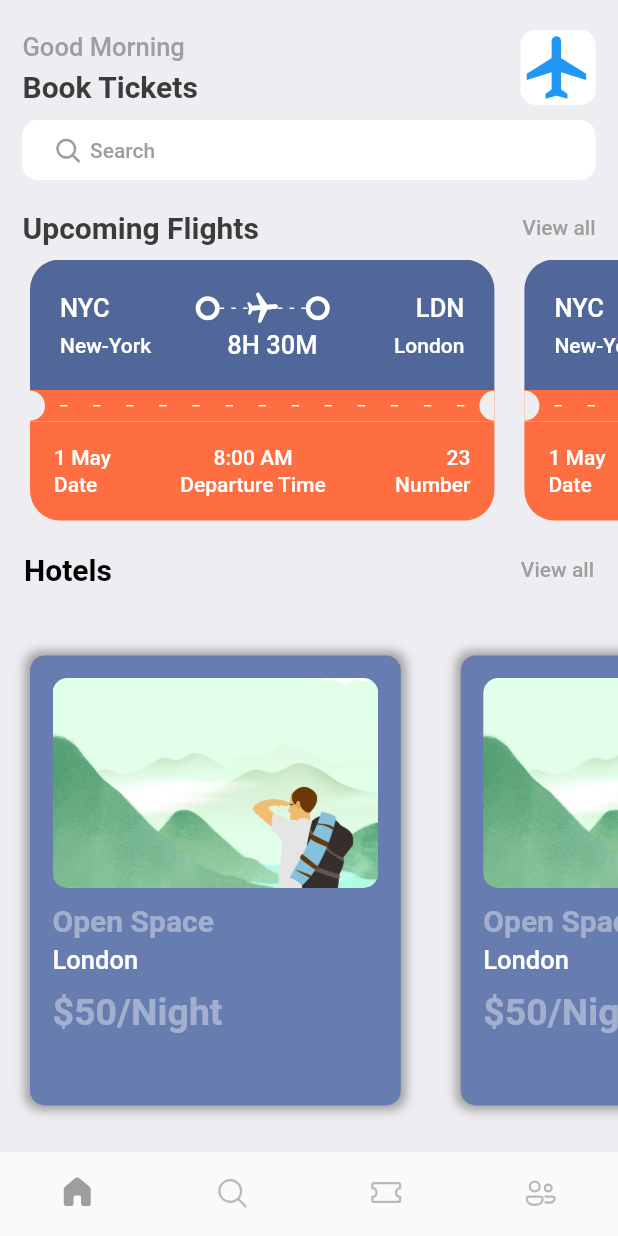
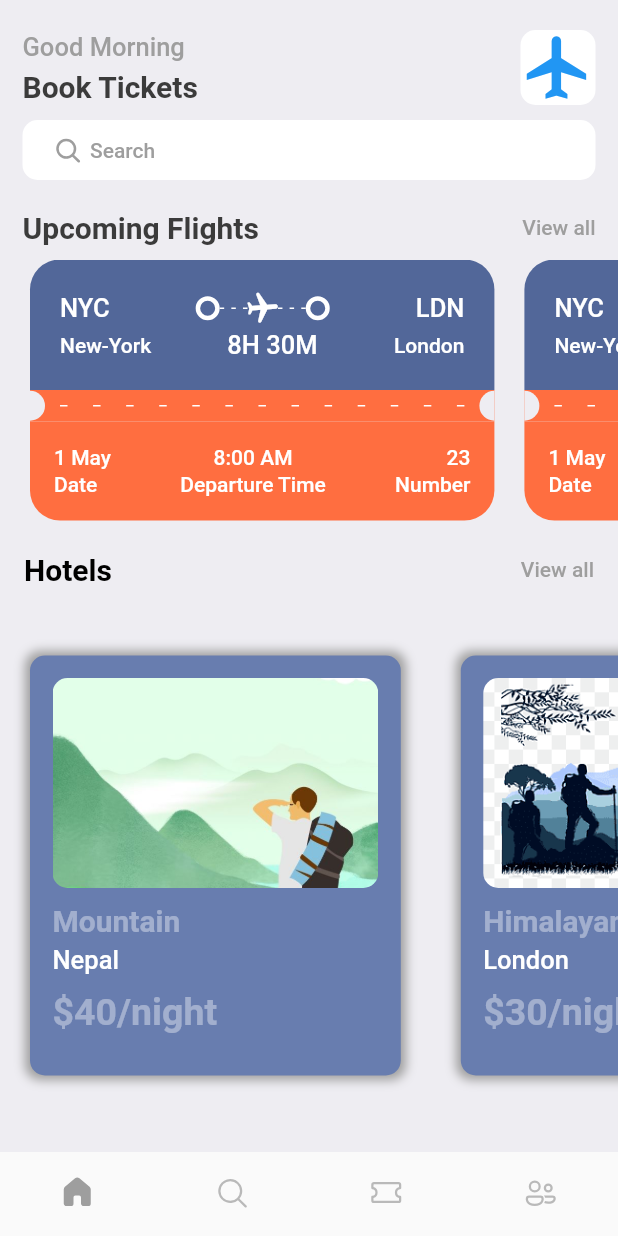
Before and after one commit to Lazymind19/ticket_booking, a Flutter app: the screen it shows after launch, on a phone screen of 412 x 824 dp. Run offline on Flutter 3.47's test engine with Material 2 defaults, Android fonts, the light colour scheme and no system bars; our stand-ins replace fluentui_icons, gap.

Commit message:
dummy dynamic hotel info

```diff
--- a/lib/screens/home_page.dart
+++ b/lib/screens/home_page.dart
@@ -5,6 +5,7 @@ import 'package:gap/gap.dart';
 import 'package:ticket_booking_app/screens/hotel_screen.dart';
 import 'package:ticket_booking_app/screens/ticket_view.dart';
 import 'package:ticket_booking_app/utils/app_style.dart';
+import 'package:ticket_booking_app/utils/hotel_info_list.dart';
 
 class HomePage extends StatelessWidget {
   const HomePage({Key? key}) : super(key: key);
@@ -114,12 +115,7 @@ class HomePage extends StatelessWidget {
          SingleChildScrollView(
            scrollDirection: Axis.horizontal,
            child: Row(
-             children: [
-               HotelScreen(),
-               HotelScreen(),
-               HotelScreen(),
-               HotelScreen()
-             ],
+             children: hotelList.map((hotel) => HotelScreen(hotels: hotel)).toList(),
            ),
          )
         ],
--- a/lib/screens/hotel_screen.dart
+++ b/lib/screens/hotel_screen.dart
@@ -3,14 +3,15 @@ import 'package:gap/gap.dart';
 import 'package:ticket_booking_app/utils/app_layout.dart';
 import 'package:ticket_booking_app/utils/app_style.dart';
 class HotelScreen extends StatelessWidget {
-  const HotelScreen({Key? key}) : super(key: key);
+  final Map<String, dynamic> hotels;
+  const HotelScreen({Key? key, required this.hotels}) : super(key: key);
 
   @override
   Widget build(BuildContext context) {
     final size = AppLayout.getSize(context);
     return Container(
       width: size.width*0.6,
-      height: 300,
+      height: 280,
       margin: const EdgeInsets.all(20),
       padding: const EdgeInsets.symmetric(horizontal:15, vertical: 15),
       decoration: BoxDecoration(
@@ -34,16 +35,16 @@ class HotelScreen extends StatelessWidget {
               color: Styles.primaryColor,
               image: DecorationImage(
                 fit: BoxFit.cover,
-                image: AssetImage("img/welcome-three.jpg")
+                image: AssetImage("img/${hotels['image']}")
               )
             ),
           ),
           Gap(10),
-          Text("Open Space",style: Styles.headLineStyle2.copyWith(color: Colors.white38),),
+          Text(hotels['place'],style: Styles.headLineStyle2.copyWith(color: Colors.white38),),
           Gap(5),
-          Text("London",style: Styles.headLineStyle3.copyWith(color: Colors.white),),
+          Text(hotels['destination'],style: Styles.headLineStyle3.copyWith(color: Colors.white),),
           Gap(10),
-          Text("\$50/Night",style: Styles.headLineStyle.copyWith(color: Colors.white38),)
+          Text("\$${hotels['price']}/night".toString(),style: Styles.headLineStyle.copyWith(color: Colors.white38),)
         ],
       ),
     );
--- /dev/null
+++ b/lib/utils/hotel_info_list.dart
@@ -0,0 +1,20 @@
+List<Map<String,dynamic>> hotelList = [
+  {
+    'image' : 'welcome-three.jpg',
+    'place' : 'Mountain',
+    'destination' : "Nepal",
+    'price' : 40
+  },
+  {
+    'image' : 'welcome-two.png',
+    'place' : 'Himalayan',
+    'destination' : "London",
+    'price' : 30
+  },
+  {
+    'image' : 'welcome-three.jpg',
+    'place' : 'Hill',
+    'destination' : "Manang",
+    'price' : 35
+  },
+];
```
